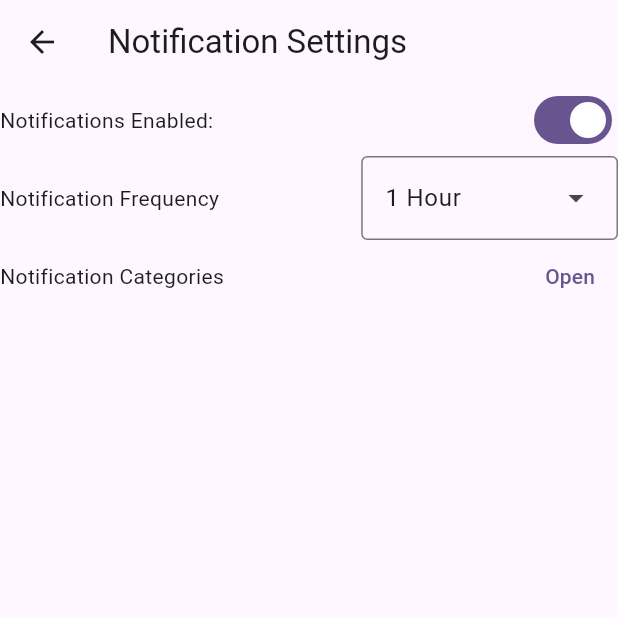
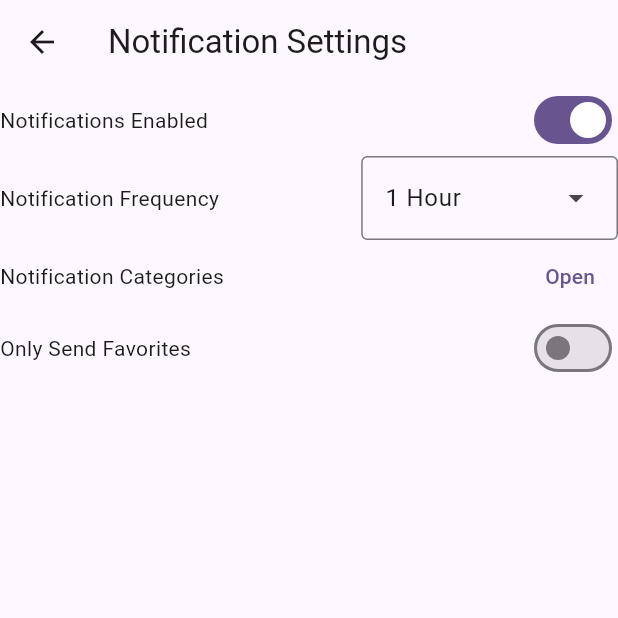
Before and after one commit to Cs3541/GroupEProject, a Flutter app: the AffirmationSettingsScreen screen opened directly, on a phone screen of 412 x 824 dp, the top half of it. Run offline on Flutter 3.47's test engine with Material 3 defaults, Android fonts, the phone set to English and light mode, and no system bars; our stand-ins replace audioplayers, firebase_core, shared_preferences; accounts and stored records are empty.

Commit message:
Favorites only toggle

```diff
--- a/stress_free/lib/views/affirmation_settings_screen.dart
+++ b/stress_free/lib/views/affirmation_settings_screen.dart
@@ -11,7 +11,7 @@ class AffirmationSettingsScreen extends StatefulWidget {
 class _AffirmationSettingsScreenState extends State<AffirmationSettingsScreen> {
   bool isNotificationsEnabled = true;
   int notificationRate = 60;
-  bool favoritesOnly = false;
+  bool isFavoritesOnly = false;
   List<DropdownMenuEntry<dynamic>> rateEntries = [
     DropdownMenuEntry(value: 15, label: "15 Minutes"),
     DropdownMenuEntry(value: 30, label: "30 Minutes"),
@@ -100,10 +100,9 @@ class _AffirmationSettingsScreenState extends State<AffirmationSettingsScreen> {
       body: Column(
         children: [
           Row(
-            // Alarm On or Off
             mainAxisAlignment: MainAxisAlignment.spaceBetween,
             children: [
-              Text('Notifications Enabled:'),
+              Text('Notifications Enabled'),
               Switch(
                 value: isNotificationsEnabled,
                 onChanged: (value) => setState(() => isNotificationsEnabled = value),
@@ -131,6 +130,16 @@ class _AffirmationSettingsScreenState extends State<AffirmationSettingsScreen> {
               )
             ],
           ),
+          Row(
+            mainAxisAlignment: MainAxisAlignment.spaceBetween,
+            children: [
+              Text('Only Send Favorites'),
+              Switch(
+                value: isFavoritesOnly,
+                onChanged: (value) => setState(() => isFavoritesOnly = value),
+              ),
+            ],
+          ),
         ]
       )
     );
```
